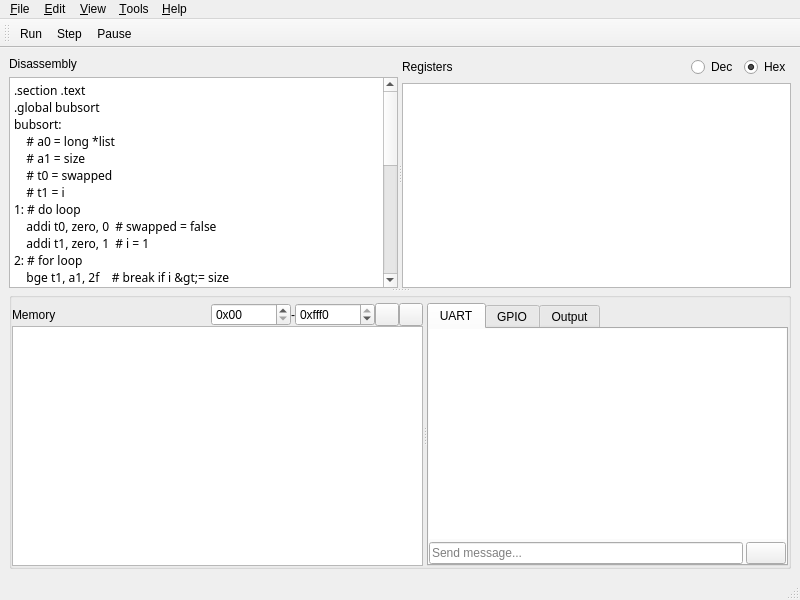
The window that src/ui/mainwindow.ui (MartinUbl/emulv) describes before a commit, drawn with Qt 5.
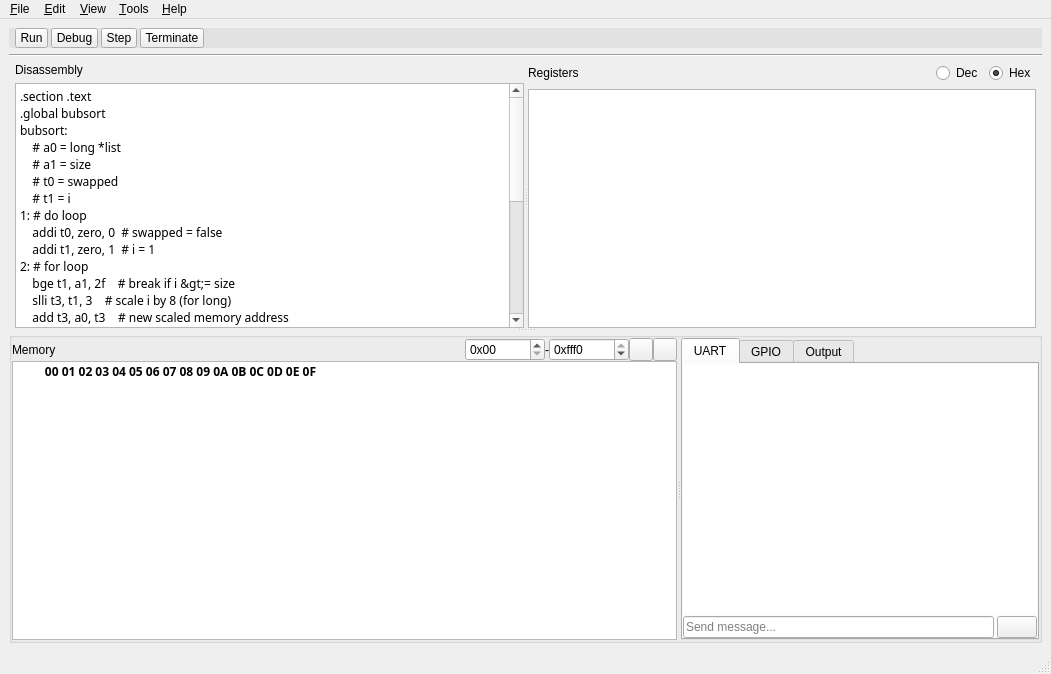
The same window after the commit. Icons and pictures are not drawn.

What changed in the file:
```diff
--- a/src/ui/mainwindow.ui
+++ b/src/ui/mainwindow.ui
@@ -6,15 +6,191 @@
    <rect>
     <x>0</x>
     <y>0</y>
-    <width>800</width>
-    <height>600</height>
+    <width>1051</width>
+    <height>674</height>
    </rect>
   </property>
   <property name="windowTitle">
    <string>RISC-V Emulator</string>
   </property>
   <widget class="QWidget" name="centralwidget">
-   <layout class="QVBoxLayout" name="verticalLayout_5">
+   <layout class="QVBoxLayout" name="verticalLayout_19">
+    <item>
+     <widget class="QWidget" name="toolBar" native="true">
+      <property name="styleSheet">
+       <string notr="true">QWidget#toolBar {
+	background-color: rgba(99, 99, 99, 25);
+}
+
+QToolButton {
+	padding: 1px 0px 0px 0px;
+}</string>
+      </property>
+      <layout class="QVBoxLayout" name="verticalLayout_9">
+       <property name="spacing">
+        <number>0</number>
+       </property>
+       <property name="leftMargin">
+        <number>0</number>
+       </property>
+       <property name="topMargin">
+        <number>0</number>
+       </property>
+       <property name="rightMargin">
+        <number>0</number>
+       </property>
+       <property name="bottomMargin">
+        <number>0</number>
+       </property>
+       <item>
+        <layout class="QHBoxLayout" name="horizontalLayout_6">
+         <property name="spacing">
+          <number>3</number>
+         </property>
+         <property name="leftMargin">
+          <number>0</number>
+         </property>
+         <item>
+          <spacer name="horizontalSpacer_4">
+           <property name="orientation">
+            <enum>Qt::Horizontal</enum>
+           </property>
+           <property name="sizeType">
+            <enum>QSizePolicy::Minimum</enum>
+           </property>
+           <property name="sizeHint" stdset="0">
+            <size>
+             <width>6</width>
+             <height>20</height>
+            </size>
+           </property>
+          </spacer>
+         </item>
+         <item>
+          <widget class="QToolButton" name="btnRun">
+           <property name="toolTip">
+            <string>Run (F5)</string>
+           </property>
+           <property name="styleSheet">
+            <string notr="true"/>
+           </property>
+           <property name="text">
+            <string>Run</string>
+           </property>
+           <property name="icon">
+            <iconset theme="media-playback-start"/>
+           </property>
+           <property name="iconSize">
+            <size>
+             <width>14</width>
+             <height>14</height>
+            </size>
+           </property>
+           <property name="shortcut">
+            <string>F5</string>
+           </property>
+          </widget>
+         </item>
+         <item>
+          <widget class="QToolButton" name="btnDebug">
+           <property name="toolTip">
+            <string>Debug (F6)</string>
+           </property>
+           <property name="styleSheet">
+            <string notr="true"/>
+           </property>
+           <property name="text">
+            <string>Debug</string>
+           </property>
+           <property name="icon">
+            <iconset theme="media-seek-forward"/>
+           </property>
+           <property name="iconSize">
+            <size>
+             <width>14</width>
+             <height>14</height>
+            </size>
+           </property>
+           <property name="shortcut">
+            <string>F6</string>
+           </property>
+          </widget>
+         </item>
+         <item>
+          <widget class="QToolButton" name="btnStep">
+           <property name="toolTip">
+            <string>Step (F7)</string>
+           </property>
+           <property name="styleSheet">
+            <string notr="true"/>
+           </property>
+           <property name="text">
+            <string>Step</string>
+           </property>
+           <property name="icon">
+            <iconset theme="go-down"/>
+           </property>
+           <property name="iconSize">
+            <size>
+             <width>14</width>
+             <height>14</height>
+            </size>
+           </property>
+           <property name="shortcut">
+            <string>F7</string>
+           </property>
+          </widget>
+         </item>
+         <item>
+          <widget class="QToolButton" name="btnTerminate">
+           <property name="toolTip">
+            <string>Terminate (Shift+F5)</string>
+           </property>
+           <property name="styleSheet">
+            <string notr="true"/>
+           </property>
+           <property name="text">
+            <string>Terminate</string>
+           </property>
+           <property name="icon">
+            <iconset theme="media-playback-stop"/>
+           </property>
+           <property name="iconSize">
+            <size>
+             <width>14</width>
+             <height>14</height>
+            </size>
+           </property>
+           <property name="shortcut">
+            <string>Shift+F5</string>
+           </property>
+          </widget>
+         </item>
+         <item>
+          <spacer name="horizontalSpacer_3">
+           <property name="orientation">
+            <enum>Qt::Horizontal</enum>
+           </property>
+           <property name="sizeHint" stdset="0">
+            <size>
+             <width>40</width>
+             <height>20</height>
+            </size>
+           </property>
+          </spacer>
+         </item>
+        </layout>
+       </item>
+      </layout>
+     </widget>
+    </item>
+    <item>
+     <widget class="Line" name="line">
+      <property name="orientation">
+       <enum>Qt::Horizontal</enum>
+      </property>
+     </widget>
+    </item>
     <item>
      <widget class="QSplitter" name="splitter_4">
       <property name="orientation">
@@ -57,6 +233,9 @@
         </property>
         <widget class="QWidget" name="layoutWidget">
          <layout class="QVBoxLayout" name="verticalLayout">
+          <property name="leftMargin">
+           <number>6</number>
+          </property>
           <item>
            <widget class="QLabel" name="label">
             <property name="text">
@@ -71,6 +250,9 @@
               <family>NotoSansMono Nerd Font Mono</family>
              </font>
             </property>
+            <property name="lineWrapMode">
+             <enum>QPlainTextEdit::NoWrap</enum>
+            </property>
             <property name="readOnly">
              <bool>true</bool>
             </property>
@@ -109,6 +291,9 @@
         </widget>
         <widget class="QWidget" name="layoutWidget">
          <layout class="QVBoxLayout" name="verticalLayout_2">
+          <property name="rightMargin">
+           <number>6</number>
+          </property>
           <item>
            <layout class="QHBoxLayout" name="horizontalLayout_3">
             <item>
@@ -167,12 +352,15 @@
        <property name="flat">
         <bool>true</bool>
        </property>
-       <layout class="QHBoxLayout" name="horizontalLayout_2">
+       <layout class="QVBoxLayout" name="verticalLayout_18">
+        <property name="spacing">
+         <number>0</number>
+        </property>
         <property name="leftMargin">
          <number>0</number>
         </property>
         <property name="topMargin">
-         <number>5</number>
+         <number>0</number>
         </property>
         <property name="rightMargin">
          <number>0</number>
@@ -181,24 +369,29 @@
          <number>0</number>
         </property>
         <item>
-         <widget class="QSplitter" name="splitter_3">
-          <property name="frameShape">
-           <enum>QFrame::NoFrame</enum>
-          </property>
+         <widget class="QSplitter" name="splitter_5">
           <property name="orientation">
            <enum>Qt::Horizontal</enum>
           </property>
-          <property name="opaqueResize">
-           <bool>true</bool>
-          </property>
-          <property name="childrenCollapsible">
-           <bool>false</bool>
-          </property>
-          <widget class="QWidget" name="layoutWidget">
+          <widget class="QWidget" name="memoryWidget" native="true">
+           <layout class="QVBoxLayout" name="verticalLayout_5">
+            <property name="spacing">
+             <number>0</number>
+            </property>
+            <property name="leftMargin">
+             <number>0</number>
+            </property>
+            <property name="topMargin">
+             <number>0</number>
+            </property>
+            <property name="rightMargin">
+             <number>0</number>
+            </property>
+            <property name="bottomMargin">
+             <number>0</number>
+            </property>
+            <item>
            <layout class="QVBoxLayout" name="verticalLayout_4">
-            <property name="spacing">
-             <number>0</number>
-            </property>
             <item>
              <layout class="QHBoxLayout" name="horizontalLayout">
               <item>
@@ -321,13 +514,116 @@
              </layout>
             </item>
             <item>
+               <widget class="QScrollArea" name="scrollArea">
+                <property name="verticalScrollBarPolicy">
+                 <enum>Qt::ScrollBarAlwaysOff</enum>
+                </property>
+                <property name="widgetResizable">
+                 <bool>true</bool>
+                </property>
+                <widget class="QWidget" name="scrollAreaWidgetContents">
+                 <property name="geometry">
+                  <rect>
+                   <x>0</x>
+                   <y>0</y>
+                   <width>672</width>
+                   <height>264</height>
+                  </rect>
+                 </property>
+                 <layout class="QVBoxLayout" name="verticalLayout_7">
+                  <property name="spacing">
+                   <number>0</number>
+                  </property>
+                  <property name="leftMargin">
+                   <number>0</number>
+                  </property>
+                  <property name="topMargin">
+                   <number>0</number>
+                  </property>
+                  <property name="rightMargin">
+                   <number>0</number>
+                  </property>
+                  <property name="bottomMargin">
+                   <number>0</number>
+                  </property>
+                  <item>
+                   <layout class="QHBoxLayout" name="horizontalLayout_5">
+                    <property name="spacing">
+                     <number>0</number>
+                    </property>
+                    <item>
+                     <layout class="QVBoxLayout" name="verticalLayout_8">
+                      <property name="spacing">
+                       <number>0</number>
+                      </property>
+                      <item>
+                       <widget class="QLineEdit" name="lineEditMemoryHeader">
+                        <property name="sizeIncrement">
+                         <size>
+                          <width>0</width>
+                          <height>0</height>
+                         </size>
+                        </property>
+                        <property name="font">
+                         <font>
+                          <family>NotoSansMono Nerd Font Mono</family>
+                          <bold>true</bold>
+                         </font>
+                        </property>
+                        <property name="cursor">
+                         <cursorShape>ArrowCursor</cursorShape>
+                        </property>
+                        <property name="styleSheet">
+                         <string notr="true">padding-left: 2px;
+selection-background-color: rgba(255, 255, 255, 0);
+padding-bottom: -5px;</string>
+                        </property>
+                        <property name="text">
+                         <string>         00 01 02 03 04 05 06 07 08 09 0A 0B 0C 0D 0E 0F</string>
+                        </property>
+                        <property name="frame">
+                         <bool>false</bool>
+                        </property>
+                        <property name="dragEnabled">
+                         <bool>true</bool>
+                        </property>
+                        <property name="readOnly">
+                         <bool>true</bool>
+                        </property>
+                       </widget>
+                      </item>
+                      <item>
              <widget class="QPlainTextEdit" name="textEditMemory">
+                        <property name="minimumSize">
+                         <size>
+                          <width>480</width>
+                          <height>0</height>
+                         </size>
+                        </property>
               <property name="font">
                <font>
                 <family>NotoSansMono Nerd Font Mono</family>
                 <bold>true</bold>
                </font>
               </property>
+                        <property name="styleSheet">
+                         <string notr="true"/>
+                        </property>
+                        <property name="frameShape">
+                         <enum>QFrame::NoFrame</enum>
+                        </property>
+                        <property name="lineWidth">
+                         <number>0</number>
+                        </property>
+                        <property name="verticalScrollBarPolicy">
+                         <enum>Qt::ScrollBarAsNeeded</enum>
+                        </property>
+                        <property name="horizontalScrollBarPolicy">
+                         <enum>Qt::ScrollBarAlwaysOff</enum>
+                        </property>
+                        <property name="sizeAdjustPolicy">
+                         <enum>QAbstractScrollArea::AdjustToContents</enum>
+                        </property>
               <property name="lineWrapMode">
                <enum>QPlainTextEdit::NoWrap</enum>
               </property>
@@ -338,6 +634,16 @@
                <string/>
               </property>
              </widget>
+                      </item>
+                     </layout>
+                    </item>
+                   </layout>
+                  </item>
+                 </layout>
+                </widget>
+               </widget>
+              </item>
+             </layout>
             </item>
            </layout>
           </widget>
@@ -465,7 +771,7 @@
     <rect>
      <x>0</x>
      <y>0</y>
-     <width>800</width>
+     <width>1051</width>
      <height>22</height>
     </rect>
    </property>
@@ -507,20 +813,6 @@
    <addaction name="menu_Help"/>
   </widget>
   <widget class="QStatusBar" name="statusbar"/>
-  <widget class="QToolBar" name="toolBar">
-   <property name="windowTitle">
-    <string>toolBar</string>
-   </property>
-   <attribute name="toolBarArea">
-    <enum>TopToolBarArea</enum>
-   </attribute>
-   <attribute name="toolBarBreak">
-    <bool>false</bool>
-   </attribute>
-   <addaction name="actionRun"/>
-   <addaction name="actionStep"/>
-   <addaction name="actionPause"/>
-  </widget>
   <action name="action_Open">
    <property name="icon">
     <iconset theme="document-open">
@@ -542,48 +834,6 @@
     <string>&amp;About RISC-V Emulator</string>
    </property>
   </action>
-  <action name="actionRun">
-   <property name="icon">
-    <iconset theme="media-playback-start">
-     <normaloff>.</normaloff>.</iconset>
-   </property>
-   <property name="text">
-    <string>Run</string>
-   </property>
-   <property name="toolTip">
-    <string>Run</string>
-   </property>
-   <property name="shortcut">
-    <string>F5</string>
-   </property>
-  </action>
-  <action name="actionStep">
-   <property name="icon">
-    <iconset theme="go-down">
-     <normaloff>.</normaloff>.</iconset>
-   </property>
-   <property name="text">
-    <string>Step</string>
-   </property>
-   <property name="toolTip">
-    <string>Step</string>
-   </property>
-   <property name="shortcut">
-    <string>F6</string>
-   </property>
-  </action>
-  <action name="actionPause">
-   <property name="icon">
-    <iconset theme="media-playback-pause">
-     <normaloff>.</normaloff>.</iconset>
-   </property>
-   <property name="text">
-    <string>Pause</string>
-   </property>
-   <property name="toolTip">
-    <string>Pause</string>
-   </property>
-  </action>
   <action name="action_Serial_monitor">
    <property name="checkable">
     <bool>true</bool>
```
Left out of the diff: 21 changed lines with no effect on the pictures. Lines whose indentation alone changed are shown as unchanged.
